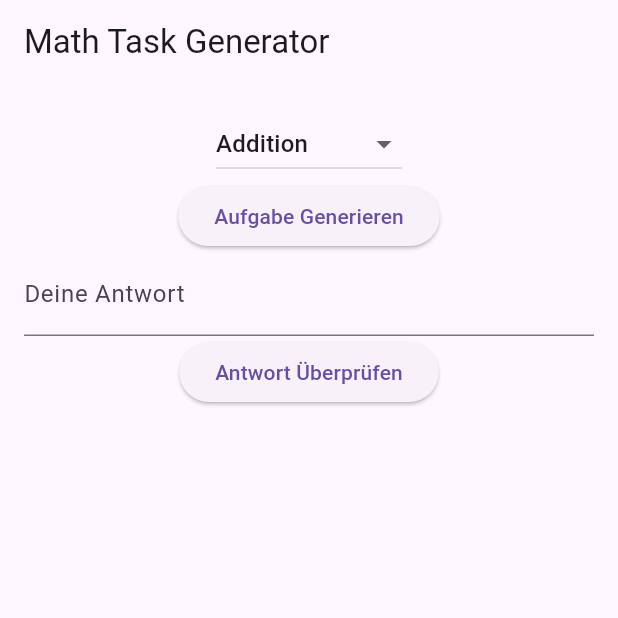
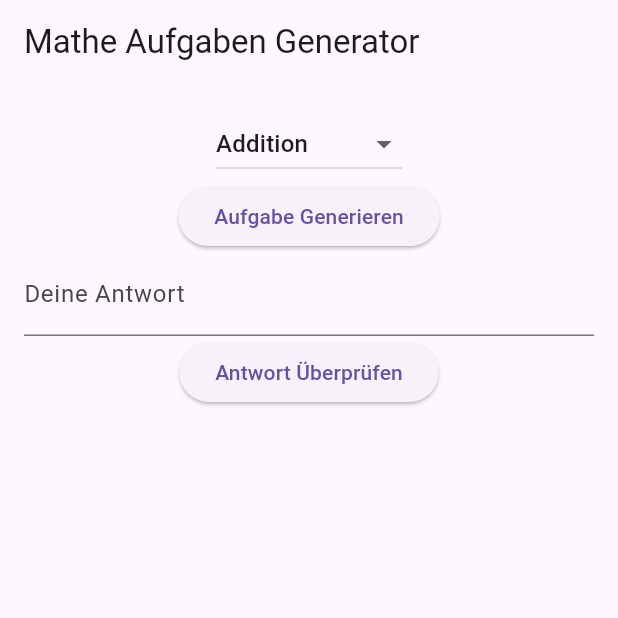
Before and after one commit to RaxoTheOne/mathe_app, a Flutter app: the screen it shows after launch, on a phone screen of 412 x 824 dp, the top half of it. Run offline on Flutter 3.47's test engine with Material 3 defaults, Android fonts, the phone set to English and light mode, and no system bars.

Commit message:
title changed in german

```diff
--- a/lib/main.dart
+++ b/lib/main.dart
@@ -9,7 +9,7 @@ class MathTaskGeneratorApp extends StatelessWidget {
   @override
   Widget build(BuildContext context) {
     return MaterialApp(
-      title: 'Math Task Generator',
+      title: 'Mathe Aufgaben Generator',
       theme: ThemeData(
         primarySwatch: Colors.blue,
       ),
@@ -77,7 +77,7 @@ class _MathTaskHomePageState extends State<MathTaskHomePage> {
   Widget build(BuildContext context) {
     return Scaffold(
       appBar: AppBar(
-        title: Text('Math Task Generator'),
+        title: Text('Mathe Aufgaben Generator'),
       ),
       body: Padding(
         padding: const EdgeInsets.all(16.0),
```
